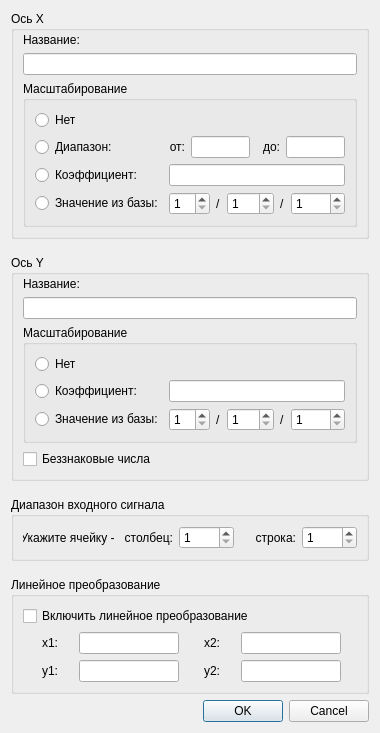
Old version of the form src/mklib/ui/slotdialog.ui in the repository alex-krutikov/MkStudio.
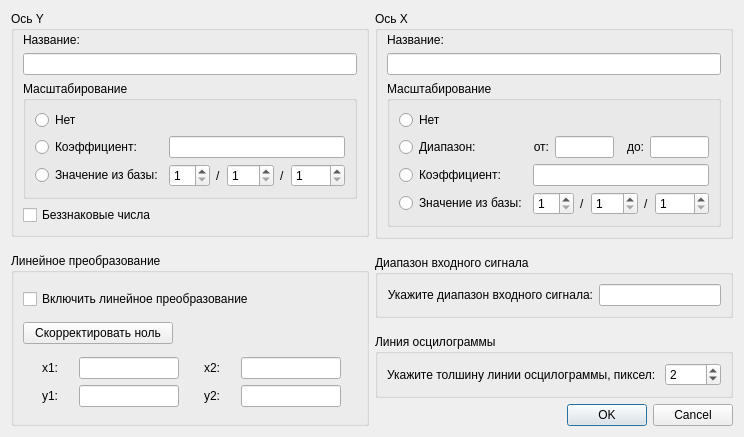
New version of the form.

Diff of the .ui file:
```diff
--- a/src/mklib/ui/slotdialog.ui
+++ b/src/mklib/ui/slotdialog.ui
@@ -6,179 +6,16 @@
    <rect>
     <x>0</x>
     <y>0</y>
-    <width>357</width>
-    <height>664</height>
+    <width>680</width>
+    <height>408</height>
    </rect>
   </property>
   <property name="windowTitle">
    <string>Dialog</string>
   </property>
+  <layout class="QHBoxLayout" name="horizontalLayout_4">
+   <item>
   <layout class="QVBoxLayout" name="verticalLayout">
-   <item>
-    <widget class="QGroupBox" name="groupBox_2">
-     <property name="title">
-      <string>Ось X</string>
-     </property>
-     <layout class="QGridLayout" name="gridLayout_5">
-      <property name="topMargin">
-       <number>2</number>
-      </property>
-      <item row="0" column="0">
-       <widget class="QLabel" name="label_5">
-        <property name="text">
-         <string>Название:</string>
-        </property>
-       </widget>
-      </item>
-      <item row="1" column="0">
-       <widget class="QLineEdit" name="xname"/>
-      </item>
-      <item row="2" column="0">
-       <widget class="QGroupBox" name="groupBox_3">
-        <property name="title">
-         <string>Масштабирование</string>
-        </property>
-        <property name="flat">
-         <bool>false</bool>
-        </property>
-        <layout class="QGridLayout" name="gridLayout">
-         <item row="0" column="0">
-          <widget class="QRadioButton" name="xscale_none">
-           <property name="text">
-            <string>Нет</string>
-           </property>
-          </widget>
-         </item>
-         <item row="1" column="0">
-          <widget class="QRadioButton" name="xscale_int">
-           <property name="text">
-            <string>Диапазон:</string>
-           </property>
-          </widget>
-         </item>
-         <item row="1" column="1">
-          <layout class="QHBoxLayout" name="horizontalLayout_3">
-           <item>
-            <widget class="QLabel" name="label_9">
-             <property name="text">
-              <string>от:</string>
-             </property>
-             <property name="alignment">
-              <set>Qt::AlignRight|Qt::AlignTrailing|Qt::AlignVCenter</set>
-             </property>
-            </widget>
-           </item>
-           <item>
-            <widget class="QLineEdit" name="xscale_int_a"/>
-           </item>
-           <item>
-            <widget class="QLabel" name="label_10">
-             <property name="text">
-              <string>  до:</string>
-             </property>
-             <property name="alignment">
-              <set>Qt::AlignRight|Qt::AlignTrailing|Qt::AlignVCenter</set>
-             </property>
-            </widget>
-           </item>
-           <item>
-            <widget class="QLineEdit" name="xscale_int_b"/>
-           </item>
-          </layout>
-         </item>
-         <item row="2" column="0">
-          <widget class="QRadioButton" name="xscale_coeff">
-           <property name="text">
-            <string>Коэффициент:</string>
-           </property>
-          </widget>
-         </item>
-         <item row="2" column="1">
-          <widget class="QLineEdit" name="xscale_coeff_value"/>
-         </item>
-         <item row="3" column="0">
-          <widget class="QRadioButton" name="xscale_base">
-           <property name="text">
-            <string>Значение из базы:</string>
-           </property>
-          </widget>
-         </item>
-         <item row="3" column="1">
-          <layout class="QHBoxLayout" name="horizontalLayout_2">
-           <item>
-            <widget class="QSpinBox" name="xscale_base_m">
-             <property name="toolTip">
-              <string>Номер модуля</string>
-             </property>
-             <property name="minimum">
-              <number>1</number>
-             </property>
-            </widget>
-           </item>
-           <item>
-            <widget class="QLabel" name="label_7">
-             <property name="text">
-              <string>/</string>
-             </property>
-            </widget>
-           </item>
-           <item>
-            <widget class="QSpinBox" name="xscale_base_s">
-             <property name="toolTip">
-              <string>Номер слота</string>
-             </property>
-             <property name="minimum">
-              <number>1</number>
-             </property>
-             <property name="maximum">
-              <number>999</number>
-             </property>
-            </widget>
-           </item>
-           <item>
-            <widget class="QLabel" name="label_8">
-             <property name="text">
-              <string>/</string>
-             </property>
-            </widget>
-           </item>
-           <item>
-            <widget class="QSpinBox" name="xscale_base_n">
-             <property name="toolTip">
-              <string>Номер параметра</string>
-             </property>
-             <property name="minimum">
-              <number>1</number>
-             </property>
-             <property name="maximum">
-              <number>9999</number>
-             </property>
-            </widget>
-           </item>
-          </layout>
-         </item>
-        </layout>
-       </widget>
-      </item>
-     </layout>
-    </widget>
-   </item>
-   <item>
-    <spacer name="verticalSpacer">
-     <property name="orientation">
-      <enum>Qt::Vertical</enum>
-     </property>
-     <property name="sizeType">
-      <enum>QSizePolicy::Fixed</enum>
-     </property>
-     <property name="sizeHint" stdset="0">
-      <size>
-       <width>20</width>
-       <height>10</height>
-      </size>
-     </property>
-    </spacer>
-   </item>
    <item>
     <widget class="QGroupBox" name="groupBox_4">
      <property name="title">
@@ -314,87 +151,6 @@
      </property>
     </spacer>
    </item>
-   <item>
-    <widget class="QGroupBox" name="groupBox_7">
-     <property name="title">
-      <string>Диапазон входного сигнала</string>
-     </property>
-     <property name="flat">
-      <bool>false</bool>
-     </property>
-     <layout class="QGridLayout" name="gridLayout_3">
-      <item row="0" column="1">
-       <layout class="QHBoxLayout" name="horizontalLayout_6">
-        <item>
-         <widget class="QSpinBox" name="eff_bits_ref_column">
-          <property name="toolTip">
-           <string>Номер модуля</string>
-          </property>
-          <property name="minimum">
-           <number>1</number>
-          </property>
-         </widget>
-        </item>
-        <item>
-         <widget class="QLabel" name="label_2">
-          <property name="text">
-           <string>строка:</string>
-          </property>
-          <property name="alignment">
-           <set>Qt::AlignRight|Qt::AlignTrailing|Qt::AlignVCenter</set>
-          </property>
-         </widget>
-        </item>
-        <item>
-         <widget class="QSpinBox" name="eff_bits_ref_row">
-          <property name="toolTip">
-           <string>Номер слота</string>
-          </property>
-          <property name="minimum">
-           <number>1</number>
-          </property>
-          <property name="maximum">
-           <number>999</number>
-          </property>
-         </widget>
-        </item>
-       </layout>
-      </item>
-      <item row="0" column="0">
-       <widget class="QLabel" name="label">
-        <property name="maximumSize">
-         <size>
-          <width>150</width>
-          <height>16777215</height>
-         </size>
-        </property>
-        <property name="text">
-         <string>Укажите ячейку -   столбец:</string>
-        </property>
-        <property name="alignment">
-         <set>Qt::AlignRight|Qt::AlignTrailing|Qt::AlignVCenter</set>
-        </property>
-       </widget>
-      </item>
-     </layout>
-    </widget>
-   </item>
-   <item>
-    <spacer name="verticalSpacer_3">
-     <property name="orientation">
-      <enum>Qt::Vertical</enum>
-     </property>
-     <property name="sizeType">
-      <enum>QSizePolicy::Fixed</enum>
-     </property>
-     <property name="sizeHint" stdset="0">
-      <size>
-       <width>20</width>
-       <height>10</height>
-      </size>
-     </property>
-    </spacer>
-   </item>
    <item>
     <widget class="QGroupBox" name="groupBox_8">
      <property name="title">
@@ -411,6 +167,25 @@
         </property>
        </widget>
       </item>
+        <item>
+         <widget class="QPushButton" name="pb_line_trans_correct">
+          <property name="sizePolicy">
+           <sizepolicy hsizetype="Minimum" vsizetype="Fixed">
+            <horstretch>0</horstretch>
+            <verstretch>0</verstretch>
+           </sizepolicy>
+          </property>
+          <property name="maximumSize">
+           <size>
+            <width>150</width>
+            <height>16777215</height>
+           </size>
+          </property>
+          <property name="text">
+           <string>Скорректировать ноль</string>
+          </property>
+         </widget>
+        </item>
       <item>
        <layout class="QGridLayout" name="gridLayout_4">
         <item row="0" column="0">
@@ -522,6 +297,264 @@
      </layout>
     </widget>
    </item>
+    </layout>
+   </item>
+   <item>
+    <layout class="QVBoxLayout" name="verticalLayout_4">
+     <item>
+      <widget class="QGroupBox" name="groupBox_2">
+       <property name="title">
+        <string>Ось X</string>
+       </property>
+       <layout class="QGridLayout" name="gridLayout_5">
+        <property name="topMargin">
+         <number>2</number>
+        </property>
+        <item row="0" column="0">
+         <widget class="QLabel" name="label_5">
+          <property name="text">
+           <string>Название:</string>
+          </property>
+         </widget>
+        </item>
+        <item row="1" column="0">
+         <widget class="QLineEdit" name="xname"/>
+        </item>
+        <item row="2" column="0">
+         <widget class="QGroupBox" name="groupBox_3">
+          <property name="title">
+           <string>Масштабирование</string>
+          </property>
+          <property name="flat">
+           <bool>false</bool>
+          </property>
+          <layout class="QGridLayout" name="gridLayout">
+           <item row="0" column="0">
+            <widget class="QRadioButton" name="xscale_none">
+             <property name="text">
+              <string>Нет</string>
+             </property>
+            </widget>
+           </item>
+           <item row="1" column="0">
+            <widget class="QRadioButton" name="xscale_int">
+             <property name="text">
+              <string>Диапазон:</string>
+             </property>
+            </widget>
+           </item>
+           <item row="1" column="1">
+            <layout class="QHBoxLayout" name="horizontalLayout_3">
+             <item>
+              <widget class="QLabel" name="label_9">
+               <property name="text">
+                <string>от:</string>
+               </property>
+               <property name="alignment">
+                <set>Qt::AlignRight|Qt::AlignTrailing|Qt::AlignVCenter</set>
+               </property>
+              </widget>
+             </item>
+             <item>
+              <widget class="QLineEdit" name="xscale_int_a"/>
+             </item>
+             <item>
+              <widget class="QLabel" name="label_10">
+               <property name="text">
+                <string>  до:</string>
+               </property>
+               <property name="alignment">
+                <set>Qt::AlignRight|Qt::AlignTrailing|Qt::AlignVCenter</set>
+               </property>
+              </widget>
+             </item>
+             <item>
+              <widget class="QLineEdit" name="xscale_int_b"/>
+             </item>
+            </layout>
+           </item>
+           <item row="2" column="0">
+            <widget class="QRadioButton" name="xscale_coeff">
+             <property name="text">
+              <string>Коэффициент:</string>
+             </property>
+            </widget>
+           </item>
+           <item row="2" column="1">
+            <widget class="QLineEdit" name="xscale_coeff_value"/>
+           </item>
+           <item row="3" column="0">
+            <widget class="QRadioButton" name="xscale_base">
+             <property name="text">
+              <string>Значение из базы:</string>
+             </property>
+            </widget>
+           </item>
+           <item row="3" column="1">
+            <layout class="QHBoxLayout" name="horizontalLayout_2">
+             <item>
+              <widget class="QSpinBox" name="xscale_base_m">
+               <property name="toolTip">
+                <string>Номер модуля</string>
+               </property>
+               <property name="minimum">
+                <number>1</number>
+               </property>
+              </widget>
+             </item>
+             <item>
+              <widget class="QLabel" name="label_7">
+               <property name="text">
+                <string>/</string>
+               </property>
+              </widget>
+             </item>
+             <item>
+              <widget class="QSpinBox" name="xscale_base_s">
+               <property name="toolTip">
+                <string>Номер слота</string>
+               </property>
+               <property name="minimum">
+                <number>1</number>
+               </property>
+               <property name="maximum">
+                <number>999</number>
+               </property>
+              </widget>
+             </item>
+             <item>
+              <widget class="QLabel" name="label_8">
+               <property name="text">
+                <string>/</string>
+               </property>
+              </widget>
+             </item>
+             <item>
+              <widget class="QSpinBox" name="xscale_base_n">
+               <property name="toolTip">
+                <string>Номер параметра</string>
+               </property>
+               <property name="minimum">
+                <number>1</number>
+               </property>
+               <property name="maximum">
+                <number>9999</number>
+               </property>
+              </widget>
+             </item>
+            </layout>
+           </item>
+          </layout>
+         </widget>
+        </item>
+       </layout>
+      </widget>
+     </item>
+     <item>
+      <spacer name="verticalSpacer">
+       <property name="orientation">
+        <enum>Qt::Vertical</enum>
+       </property>
+       <property name="sizeType">
+        <enum>QSizePolicy::Fixed</enum>
+       </property>
+       <property name="sizeHint" stdset="0">
+        <size>
+         <width>20</width>
+         <height>10</height>
+        </size>
+       </property>
+      </spacer>
+     </item>
+     <item>
+      <widget class="QGroupBox" name="groupBox_7">
+       <property name="title">
+        <string>Диапазон входного сигнала</string>
+       </property>
+       <property name="flat">
+        <bool>false</bool>
+       </property>
+       <layout class="QGridLayout" name="gridLayout_3">
+        <item row="0" column="0">
+         <widget class="QLabel" name="label">
+          <property name="maximumSize">
+           <size>
+            <width>210</width>
+            <height>16777215</height>
+           </size>
+          </property>
+          <property name="text">
+           <string>Укажите диапазон входного сигнала:</string>
+          </property>
+          <property name="alignment">
+           <set>Qt::AlignRight|Qt::AlignTrailing|Qt::AlignVCenter</set>
+          </property>
+         </widget>
+        </item>
+        <item row="0" column="1">
+         <widget class="QLineEdit" name="le_input_signal_range"/>
+        </item>
+       </layout>
+      </widget>
+     </item>
+     <item>
+      <spacer name="verticalSpacer_3">
+       <property name="orientation">
+        <enum>Qt::Vertical</enum>
+       </property>
+       <property name="sizeType">
+        <enum>QSizePolicy::Fixed</enum>
+       </property>
+       <property name="sizeHint" stdset="0">
+        <size>
+         <width>20</width>
+         <height>10</height>
+        </size>
+       </property>
+      </spacer>
+     </item>
+     <item>
+      <widget class="QGroupBox" name="groupBox">
+       <property name="title">
+        <string>Линия осцилограммы</string>
+       </property>
+       <layout class="QHBoxLayout" name="horizontalLayout">
+        <item>
+         <widget class="QLabel" name="label_2">
+          <property name="text">
+           <string>Укажите толшину линии осцилограммы, пиксел: </string>
+          </property>
+         </widget>
+        </item>
+        <item>
+         <widget class="QSpinBox" name="sb_pen_width">
+          <property name="minimum">
+           <number>1</number>
+          </property>
+          <property name="maximum">
+           <number>5</number>
+          </property>
+          <property name="value">
+           <number>2</number>
+          </property>
+         </widget>
+        </item>
+       </layout>
+      </widget>
+     </item>
+     <item>
+      <spacer name="verticalSpacer_4">
+       <property name="orientation">
+        <enum>Qt::Vertical</enum>
+       </property>
+       <property name="sizeHint" stdset="0">
+        <size>
+         <width>20</width>
+         <height>40</height>
+        </size>
+       </property>
+      </spacer>
+     </item>
    <item>
     <widget class="QDialogButtonBox" name="buttonBox">
      <property name="orientation">
@@ -531,6 +564,8 @@
       <set>QDialogButtonBox::Cancel|QDialogButtonBox::Ok</set>
      </property>
     </widget>
+     </item>
+    </layout>
    </item>
   </layout>
  </widget>
```
Lines whose indentation alone changed are shown as unchanged.
